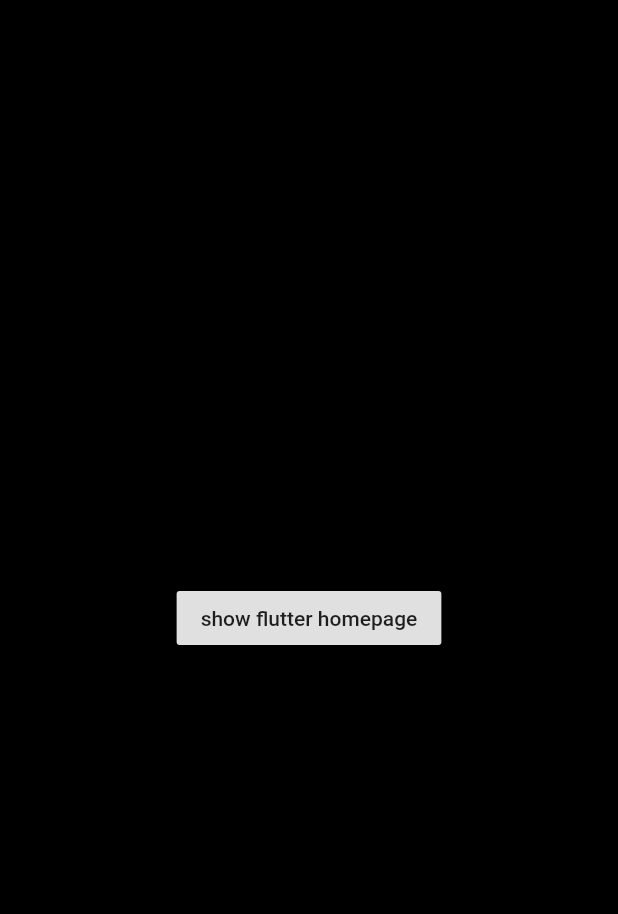
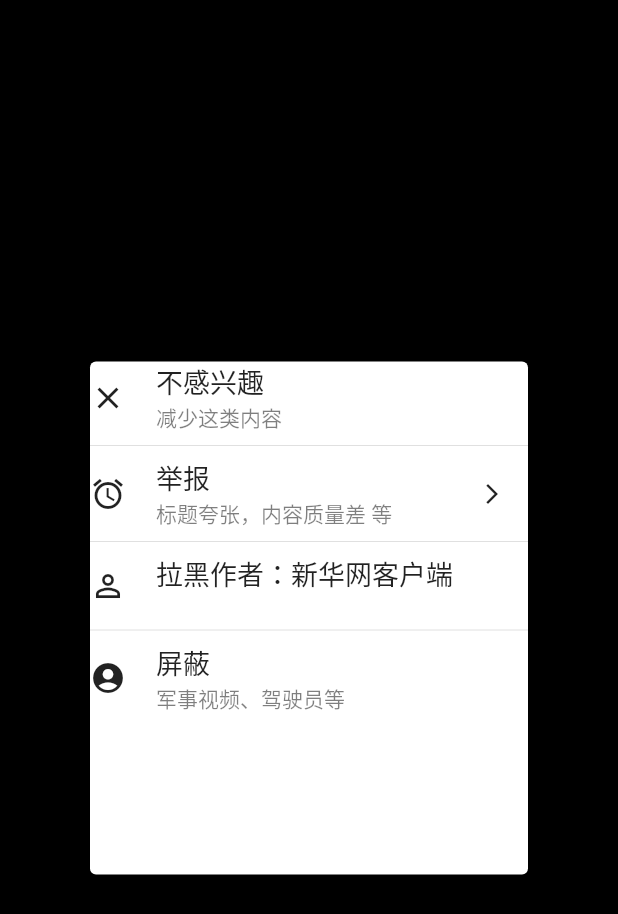
Before and after one commit to wangbin0802/FlutterApp, a Flutter app: the screen it shows after launch, on a phone screen of 412 x 824 dp. Shown: the top 914 px of the screen. Run offline on Flutter 3.47's test engine with Material 2 defaults, Android fonts, the phone set to English and light mode, and no system bars; generated files the repository leaves out were written again.

Commit message:
Support center container route.

```diff
--- a/flutter_app/lib/main.dart
+++ b/flutter_app/lib/main.dart
@@ -16,6 +16,7 @@
 import 'anim/fade.dart';
 import 'anim/shapeshift.dart';
 import 'layout.dart';
+import 'part/partdisplay.dart';
 
 void main() {
 //  runApp(MyApp());
@@ -35,7 +36,7 @@
     home: Scaffold(
       backgroundColor: Colors.black,
       body: Center(
-        child: DemoPage(),
+        child: PartDisplay(),
       ),
     ),
   ));
--- /dev/null
+++ b/flutter_app/lib/part/partdisplay.dart
@@ -0,0 +1,117 @@
+import 'package:flutter/cupertino.dart';
+import 'package:flutter/material.dart';
+
+class PartDisplay extends StatelessWidget {
+  @override
+  Widget build(BuildContext context) {
+    return Container(
+      child: Container(
+        height: 350,
+        width: 300,
+        child: Navigator(
+          initialRoute: '/',
+          onGenerateRoute: (RouteSettings settings) {
+            WidgetBuilder builder;
+            switch (settings.name) {
+              case '/':
+                builder = (context) => PageC();
+                break;
+            }
+            return MaterialPageRoute(builder: builder);
+          },
+        ),
+      ),
+    );
+  }
+}
+
+class PageC extends StatelessWidget {
+  @override
+  Widget build(BuildContext context) {
+    return Center(
+      child: Card(
+        child: Column(
+          children: [
+            _buildItem(Icons.clear, '不感兴趣', '减少这类内容'),
+            Divider(),
+            _buildItem(Icons.access_alarm, '举报', '标题夸张，内容质量差 等',
+                showArrow: true, onPress: () {
+              Navigator.of(context).push(MaterialPageRoute(builder: (context) {
+                return PageD();
+              }));
+            }),
+            Divider(),
+            _buildItem(Icons.perm_identity, '拉黑作者：新华网客户端', ''),
+            Divider(),
+            _buildItem(Icons.account_circle, '屏蔽', '军事视频、驾驶员等'),
+          ],
+        ),
+      ),
+    );
+  }
+
+  _buildItem(IconData iconData, String title, String content,
+      {bool showArrow = false, Function onPress}) {
+    return Row(
+      children: <Widget>[
+        Icon(iconData),
+        SizedBox(
+          width: 20,
+        ),
+        Expanded(
+          child: Column(
+            crossAxisAlignment: CrossAxisAlignment.start,
+            children: <Widget>[
+              Text(
+                title,
+                style: TextStyle(fontSize: 18),
+              ),
+              Text(
+                content,
+                style: TextStyle(
+                    color: Colors.black.withOpacity(.5), fontSize: 14),
+              )
+            ],
+          ),
+        ),
+        !showArrow
+            ? Container()
+            : IconButton(
+                icon: Icon(Icons.arrow_forward_ios),
+                iconSize: 16,
+                onPressed: onPress,
+              ),
+      ],
+    );
+  }
+}
+
+class PageD extends StatelessWidget {
+  @override
+  Widget build(BuildContext context) {
+    return Container(
+      height: 200,
+      width: 250,
+      color: Colors.white,
+      child: Column(
+        children: <Widget>[
+          Row(
+            children: <Widget>[
+              IconButton(
+                icon: Icon(Icons.arrow_back_ios),
+                onPressed: () {
+                  Navigator.of(context).pop();
+                },
+              ),
+              Text('返回'),
+              SizedBox(
+                width: 30,
+              ),
+              Text('举报'),
+            ],
+          ),
+        ],
+      ),
+    );
+  }
+}
```
Also changed, not shown: 6 other files.
